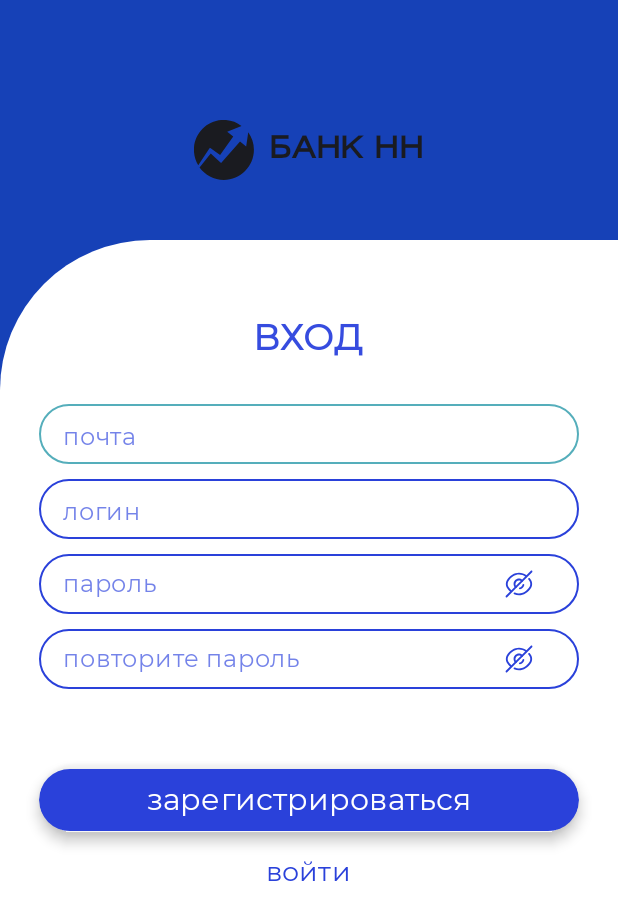
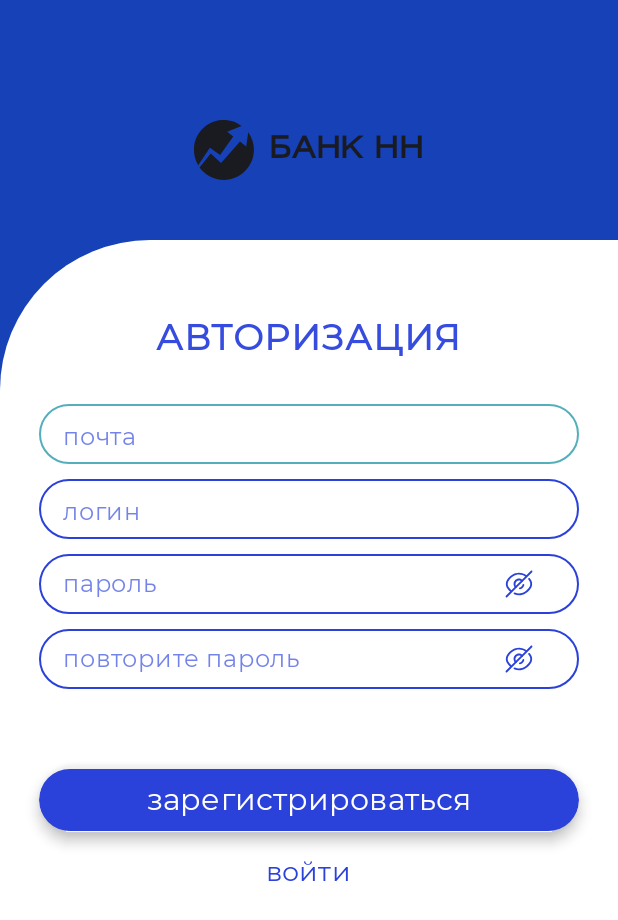
Before and after one commit to NoOl01/trade_game_mobile, an Android app built with Jetpack Compose: the RegisterScreen screen opened through its navigation route, on a phone screen of 412 x 824 dp. Shown: the top 920 px of the screen. Run offline under Robolectric (Android 15) with nearby library versions, the phone set to English and light mode, and no system bars.

Commit message:
registration title fixed

```diff
--- a/app/src/main/java/com/example/trade_game/presenter/RegisterScreen.kt
+++ b/app/src/main/java/com/example/trade_game/presenter/RegisterScreen.kt
@@ -119,7 +119,7 @@ fun RegisterScreen(navController: NavController, viewModel: MainViewModel = view
             ) {
                 Spacer(Modifier.height(50.dp))
                 Text(
-                    text = "ВХОД",
+                    text = "АВТОРИЗАЦИЯ",
                     color = Color(0xFF364CDF),
                     fontSize = 24.sp,
                     fontFamily = Montserrat,
```
